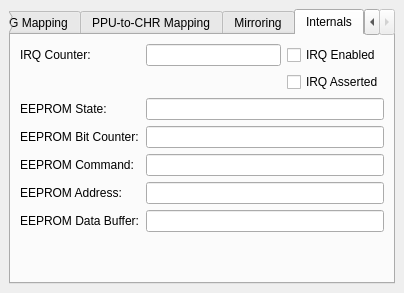
First picture: the form in apps/ide/nes/debuggers/mapperinformationdockwidget.ui, repository christopherpow/nesicide, before the edit.
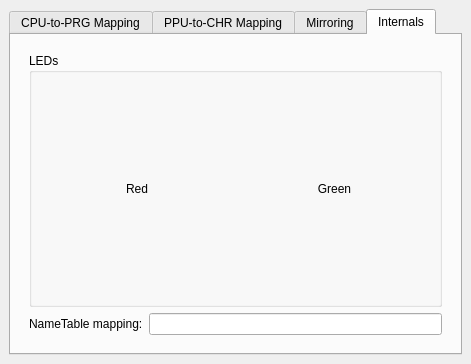
Second picture: the form after the edit.

Commit message: Adding GTROM mapper 111.

Patch:
```diff
--- a/apps/ide/nes/debuggers/mapperinformationdockwidget.ui
+++ b/apps/ide/nes/debuggers/mapperinformationdockwidget.ui
@@ -6,8 +6,8 @@
    <rect>
     <x>0</x>
     <y>0</y>
-    <width>386</width>
-    <height>293</height>
+    <width>471</width>
+    <height>364</height>
    </rect>
   </property>
   <property name="windowTitle">
@@ -354,7 +354,7 @@
            <number>0</number>
           </property>
           <property name="currentIndex">
-           <number>4</number>
+           <number>8</number>
           </property>
           <widget class="QWidget" name="noInternals"/>
           <widget class="QWidget" name="mapper1">
@@ -835,6 +835,59 @@
             </item>
            </layout>
           </widget>
+          <widget class="QWidget" name="mapper111">
+           <layout class="QGridLayout" name="gridLayout_13">
+            <item row="0" column="0">
+             <widget class="QGroupBox" name="groupBox">
+              <property name="sizePolicy">
+               <sizepolicy hsizetype="Preferred" vsizetype="MinimumExpanding">
+                <horstretch>0</horstretch>
+                <verstretch>0</verstretch>
+               </sizepolicy>
+              </property>
+              <property name="title">
+               <string>LEDs</string>
+              </property>
+              <layout class="QGridLayout" name="gridLayout_14">
+               <item row="0" column="0">
+                <widget class="QLabel" name="redLED">
+                 <property name="text">
+                  <string>Red</string>
+                 </property>
+                 <property name="alignment">
+                  <set>Qt::AlignCenter</set>
+                 </property>
+                </widget>
+               </item>
+               <item row="0" column="1">
+                <widget class="QLabel" name="greenLED">
+                 <property name="text">
+                  <string>Green</string>
+                 </property>
+                 <property name="alignment">
+                  <set>Qt::AlignCenter</set>
+                 </property>
+                </widget>
+               </item>
+              </layout>
+             </widget>
+            </item>
+            <item row="1" column="0">
+             <layout class="QHBoxLayout" name="horizontalLayout_2">
+              <item>
+               <widget class="QLabel" name="label_45">
+                <property name="text">
+                 <string>NameTable mapping:</string>
+                </property>
+               </widget>
+              </item>
+              <item>
+               <widget class="QLineEdit" name="nameTableMapping"/>
+              </item>
+             </layout>
+            </item>
+           </layout>
+          </widget>
          </widget>
         </item>
        </layout>
```
Left out of the diff: 77 changed lines with no effect on the pictures. The commit also changes 2 other files.
